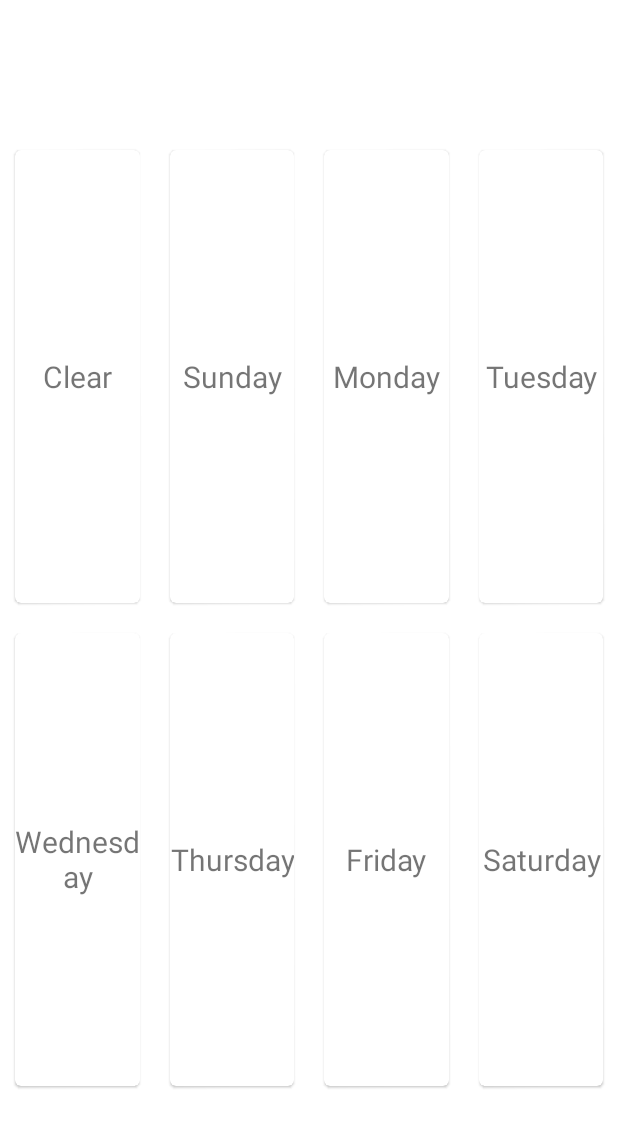
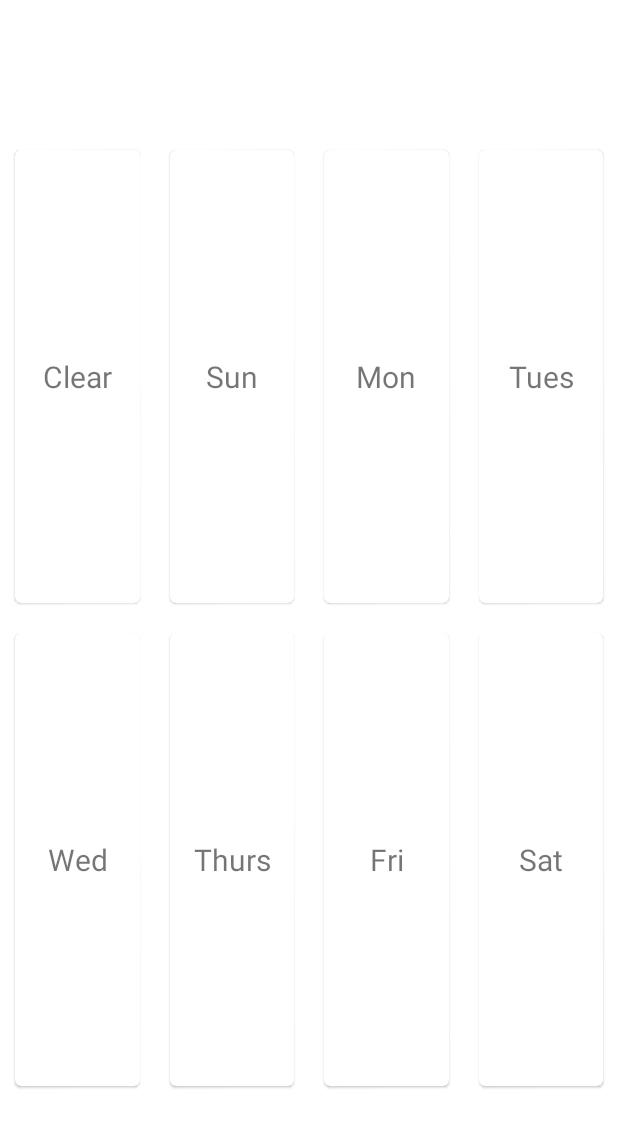
Before and after one commit to scappworks/weekly-planner, an Android app: the layout activity_main.xml on its own in the app's theme, with its tools: preview values and no code run, on a phone screen of 412 x 824 dp. Shown: the top 1128 px of the screen. Run offline under Robolectric (Android 15) with nearby library versions, the phone set to English and light mode, and no system bars.

Commit message:
abbreviate day names to make them easier to fit on cards

```diff
--- a/app/src/main/res/layout/activity_main.xml
+++ b/app/src/main/res/layout/activity_main.xml
@@ -49,7 +49,7 @@
             android:id="@+id/sunday_card_text"
             android:layout_width="match_parent"
             android:layout_height="match_parent"
-            android:text="Sunday"
+            android:text="Sun"
             android:textSize="20sp"
             android:gravity="center"/>
 
@@ -69,7 +69,7 @@
             android:id="@+id/monday_card_text"
             android:layout_width="match_parent"
             android:layout_height="match_parent"
-            android:text="Monday"
+            android:text="Mon"
             android:textSize="20sp"
             android:gravity="center"/>
 
@@ -89,7 +89,7 @@
             android:id="@+id/tuesday_card_text"
             android:layout_width="match_parent"
             android:layout_height="match_parent"
-            android:text="Tuesday"
+            android:text="Tues"
             android:textSize="20sp"
             android:gravity="center"/>
 
@@ -109,7 +109,7 @@
             android:id="@+id/wednesday_card_text"
             android:layout_width="match_parent"
             android:layout_height="match_parent"
-            android:text="Wednesday"
+            android:text="Wed"
             android:textSize="20sp"
             android:gravity="center"/>
 
@@ -129,7 +129,7 @@
             android:id="@+id/thursday_card_text"
             android:layout_width="match_parent"
             android:layout_height="match_parent"
-            android:text="Thursday"
+            android:text="Thurs"
             android:textSize="20sp"
             android:gravity="center"/>
 
@@ -149,7 +149,7 @@
             android:id="@+id/friday_card_text"
             android:layout_width="match_parent"
             android:layout_height="match_parent"
-            android:text="Friday"
+            android:text="Fri"
             android:textSize="20sp"
             android:gravity="center"/>
 
@@ -169,7 +169,7 @@
             android:id="@+id/saturday_card_text"
             android:layout_width="match_parent"
             android:layout_height="match_parent"
-            android:text="Saturday"
+            android:text="Sat"
             android:textSize="20sp"
             android:gravity="center"/>
 
```
